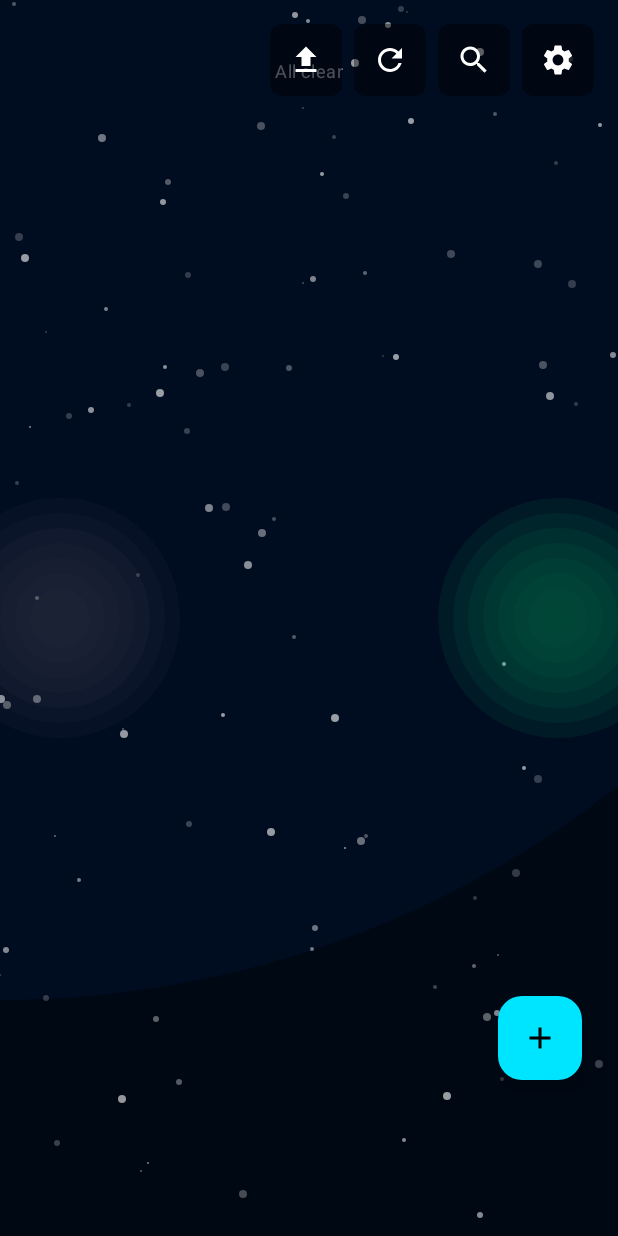
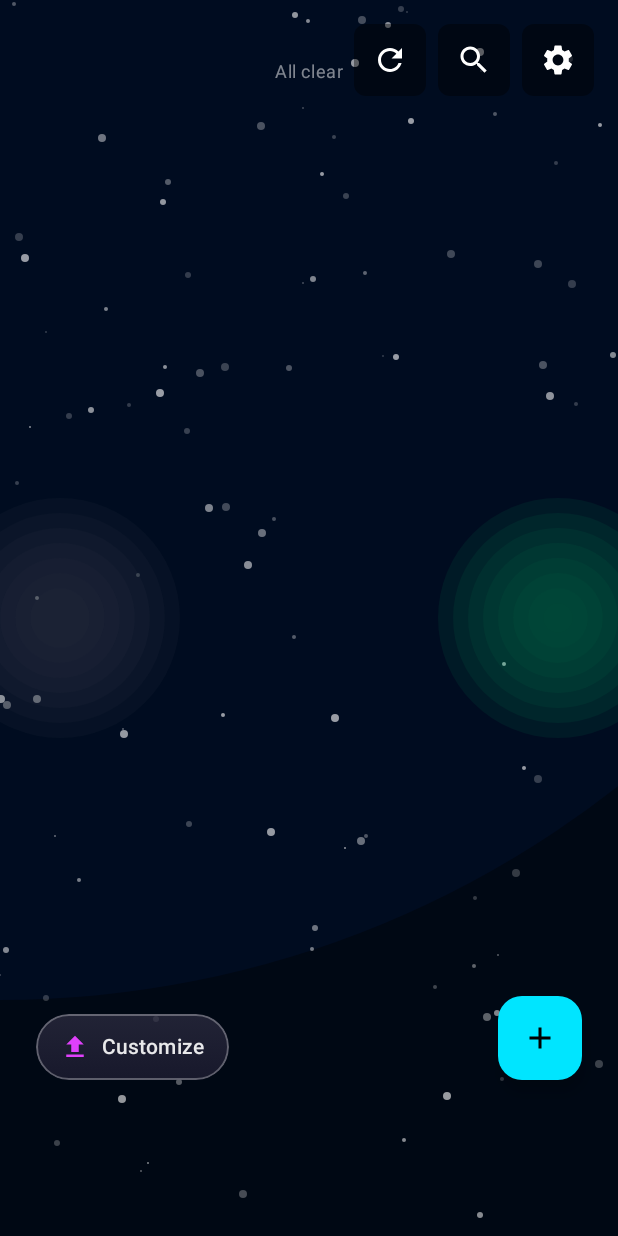
Before and after one commit to pratapme1/Cosmic_ocean_Wallpaper_to_do, an Android app built with Jetpack Compose: the MainActivity screen opened directly, with no data from a screen before it, after a tap on "Continue as Guest →", on a phone screen of 412 x 824 dp. Run offline under Robolectric (Android 15) with nearby library versions, the light colour scheme and no system bars; our stand-ins replace Room's generated code; pictures from the network do not load; 1 statement that could not run was skipped; 2 other taps on this screen came first.

Commit message:
Release v2.2.0: Enhanced Wallpaper Experience & Backend Fixes

```diff
--- a/android/app/build.gradle
+++ b/android/app/build.gradle
@@ -19,8 +19,8 @@ android {
         applicationId "com.cosmicocean"
         minSdk 24
         targetSdk 34
-        versionCode 15
-        versionName "2.1.0"
+        versionCode 16
+        versionName "2.2.0"
 
         testInstrumentationRunner "androidx.test.runner.AndroidJUnitRunner"
         vectorDrawables {
--- a/android/app/src/main/java/com/cosmicocean/MainActivity.kt
+++ b/android/app/src/main/java/com/cosmicocean/MainActivity.kt
@@ -23,6 +23,10 @@ import androidx.compose.ui.res.painterResource
 import androidx.compose.ui.unit.dp
 import androidx.lifecycle.lifecycleScope
 import androidx.lifecycle.viewmodel.compose.viewModel
+import androidx.compose.ui.draw.clip
+import androidx.compose.foundation.border
+import androidx.compose.foundation.clickable
+import androidx.compose.foundation.shape.RoundedCornerShape
 import com.cosmicocean.auth.TokenManager
 import com.cosmicocean.data.CosmicDatabase
 import com.cosmicocean.data.TaskRepository
@@ -221,34 +225,6 @@ class MainActivity : ComponentActivity() {
                                 .align(Alignment.TopEnd)
                                 .padding(16.dp)
                         ) {
-                            // Upload Custom Wallpaper Button
-                            IconButton(
-                                onClick = {
-                                    if (!isUploadingWallpaper) {
-                                        wallpaperPickerLauncher.launch("image/*")
-                                    }
-                                },
-                                modifier = Modifier.background(
-                                    if (isUploadingWallpaper) Color(0xFF00E5FF).copy(0.6f) else Color.Black.copy(0.4f),
-                                    shape = MaterialTheme.shapes.small
-                                ),
-                                enabled = !isUploadingWallpaper
-                            ) {
-                                if (isUploadingWallpaper) {
-                                    CircularProgressIndicator(
-                                        modifier = Modifier.size(24.dp),
-                                        color = Color.White,
-                                        strokeWidth = 2.dp
-                                    )
-                                } else {
-                                    Icon(
-                                        painter = painterResource(id = R.drawable.ic_upload),
-                                        contentDescription = "Upload Wallpaper",
-                                        tint = Color.White
-                                    )
-                                }
-                            }
-                            Spacer(modifier = Modifier.width(8.dp))
                             // Refresh Wallpaper Button
                             IconButton(
                                 onClick = {
@@ -272,6 +248,66 @@ class MainActivity : ComponentActivity() {
                                 modifier = Modifier.background(Color.Black.copy(0.4f), shape = MaterialTheme.shapes.small)
                             ) {
                                 Icon(Icons.Default.Settings, contentDescription = "Settings", tint = Color.White)
+                            }
+                        }
+
+                        // NEW: Glassmorphic Wallpaper Upload Button (Bottom Start)
+                        Box(
+                            modifier = Modifier
+                                .align(Alignment.BottomStart)
+                                .padding(24.dp)
+                                .padding(bottom = 80.dp) // Align with FAB height
+                        ) {
+                            Box(
+                                modifier = Modifier
+                                    .clip(RoundedCornerShape(24.dp))
+                                    .background(
+                                        brush = androidx.compose.ui.graphics.Brush.verticalGradient(
+                                            colors = listOf(
+                                                Color(0xFF2A2A3E).copy(alpha = 0.8f),
+                                                Color(0xFF1A1A2E).copy(alpha = 0.9f)
+                                            )
+                                        )
+                                    )
+                                    .border(
+                                        width = 1.dp,
+                                        color = if (isUploadingWallpaper) Color(0xFFE040FB) else Color.White.copy(alpha = 0.3f),
+                                        shape = RoundedCornerShape(24.dp)
+                                    )
+                                    .clickable(enabled = !isUploadingWallpaper) {
+                                        wallpaperPickerLauncher.launch("image/*")
+                                    }
+                                    .padding(horizontal = 16.dp, vertical = 12.dp)
+                            ) {
+                                Row(
+                                    verticalAlignment = Alignment.CenterVertically,
+                                    horizontalArrangement = Arrangement.spacedBy(8.dp)
+                                ) {
+                                    if (isUploadingWallpaper) {
+                                        CircularProgressIndicator(
+                                            modifier = Modifier.size(20.dp),
+                                            color = Color(0xFFE040FB),
+                                            strokeWidth = 2.dp
+                                        )
+                                        Text(
+                                            "Uploading...",
+                                            color = Color.White.copy(alpha = 0.9f),
+                                            style = MaterialTheme.typography.labelLarge
+                                        )
+                                    } else {
+                                        Icon(
+                                            painter = painterResource(id = R.drawable.ic_upload),
+                                            contentDescription = "Custom Wallpaper",
+                                            tint = Color(0xFFE040FB), // Cosmic Purple Accent
+                                            modifier = Modifier.size(20.dp)
+                                        )
+                                        Text(
+                                            "Customize",
+                                            color = Color.White.copy(alpha = 0.9f),
+                                            style = MaterialTheme.typography.labelLarge
+                                        )
+                                    }
+                                }
                             }
                         }
 
--- a/android/app/src/main/java/com/cosmicocean/data/TaskRepository.kt
+++ b/android/app/src/main/java/com/cosmicocean/data/TaskRepository.kt
@@ -19,7 +19,8 @@ import kotlinx.coroutines.flow.map
 class TaskRepository(
     private val starDao: StarDao,
     private val apiService: ApiService,
-    private val context: Context
+    private val context: Context,
+    private val wallpaperUpdater: (Context) -> Unit = { ctx -> com.cosmicocean.service.RealTimeWallpaperService.updateNow(ctx) }
 ) {
     companion object {
         private const val TAG = "TaskRepository"
@@ -31,9 +32,13 @@ class TaskRepository(
      */
     private fun triggerImmediateWallpaperUpdate() {
         try {
+            // 1. Try instant update via Foreground Service (fast path)
+            wallpaperUpdater(context)
+
+            // 2. Schedule Worker as backup (reliable path)
             val updateRequest = OneTimeWorkRequestBuilder<WallpaperUpdateWorker>().build()
             WorkManager.getInstance(context).enqueue(updateRequest)
-            Log.d(TAG, "Triggered immediate wallpaper update")
+            Log.d(TAG, "Triggered immediate wallpaper update (Service + Worker)")
         } catch (e: Exception) {
             Log.e(TAG, "Failed to trigger wallpaper update: ${e.message}")
         }
--- a/android/app/src/main/res/drawable/ic_upload.xml
+++ b/android/app/src/main/res/drawable/ic_upload.xml
@@ -3,7 +3,7 @@
     android:height="24dp"
     android:viewportWidth="24"
     android:viewportHeight="24"
-    android:tint="?attr/colorControlNormal">
+    android:tint="@android:color/white">
     <path
         android:fillColor="@android:color/white"
         android:pathData="M9,16h6v-6h4l-7,-7 -7,7h4v6zM5,18h14v2H5z"/>
```
Also changed, not shown: android/app/src/main/java/com/cosmicocean/service/RealTimeWallpaperService.kt (+31 -3 lines), android/app/src/main/java/com/cosmicocean/ui/components/EnvironmentSettingsScreen.kt (+8 -88 lines), 8 other files.
